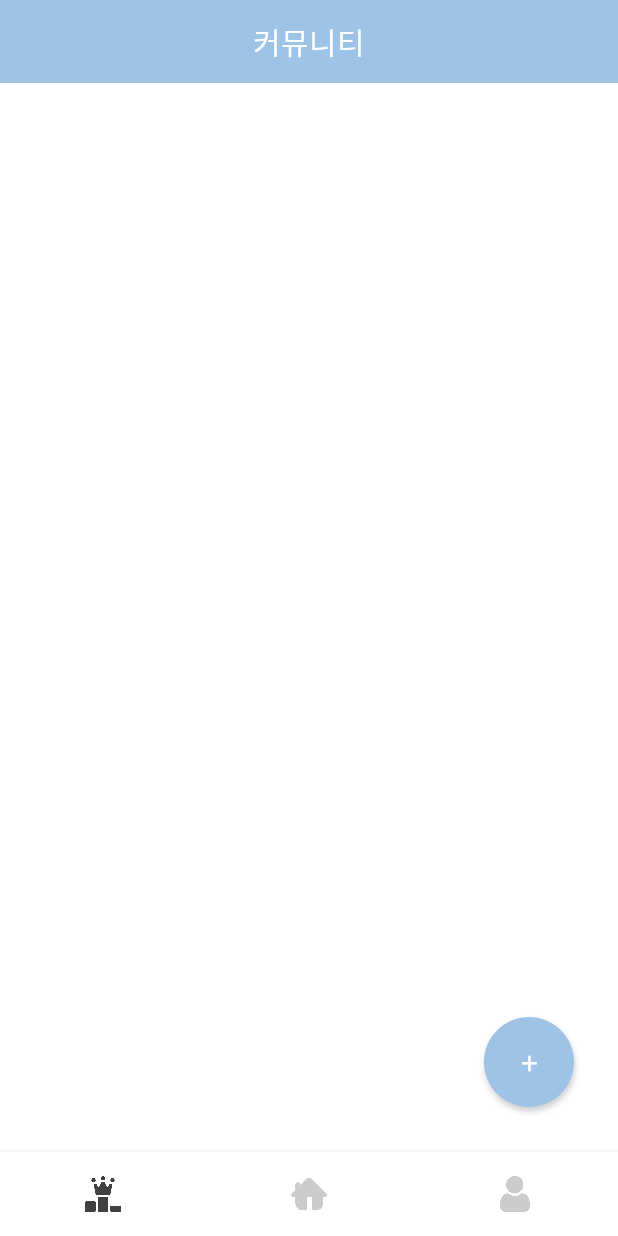
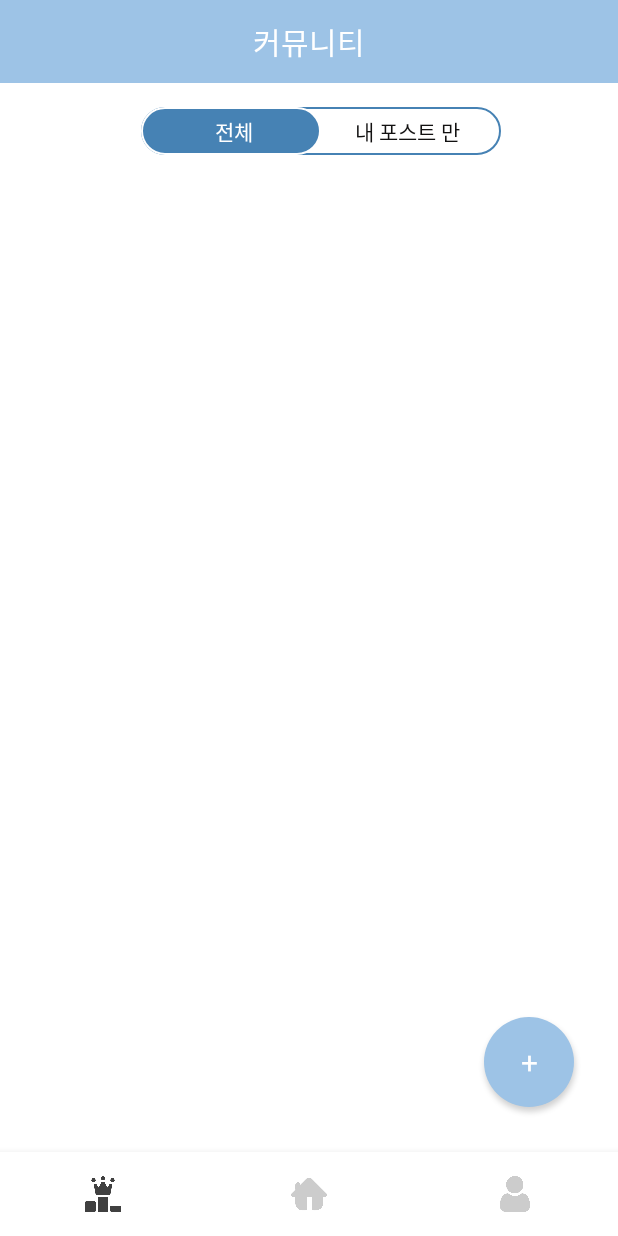
Before and after one commit to shinyeeun789/android-project, an Android app: the fragment FragmentHome placed in its activity, on a phone screen of 412 x 824 dp. Run offline under Robolectric (Android 15) with nearby library versions, the phone set to English and light mode, and no system bars; our stand-ins replace CircleImageView, Firebase (no records; nobody signed in at launch, a user with empty details on screens opened directly); libraries missing offline, so code that uses them is left out: org.parceler; pictures from the network do not load.

Commit message:
내 포스트, 모든 포스트 보기 처리

```diff
--- a/app/src/main/java/com/inhatc/mobile_project/ui/FragmentHome.java
+++ b/app/src/main/java/com/inhatc/mobile_project/ui/FragmentHome.java
@@ -1,15 +1,20 @@
 package com.inhatc.mobile_project.ui;
 
 import android.content.Intent;
+import android.graphics.Color;
 import android.os.Bundle;
+import android.os.Handler;
+import android.os.Message;
 import android.util.Log;
 import android.view.LayoutInflater;
 import android.view.View;
 import android.view.ViewGroup;
 import android.widget.Button;
+import android.widget.TextView;
 
 import androidx.annotation.NonNull;
 import androidx.annotation.Nullable;
+import androidx.core.content.ContextCompat;
 import androidx.fragment.app.Fragment;
 import androidx.recyclerview.widget.LinearLayoutManager;
 import androidx.recyclerview.widget.RecyclerView;
@@ -41,11 +46,18 @@ import java.util.ArrayList;
 import java.util.Collection;
 import java.util.Collections;
 
+import static com.inhatc.mobile_project.R.drawable.material_cursor_drawable;
+import static com.inhatc.mobile_project.R.drawable.select_background;
+import static com.inhatc.mobile_project.R.drawable.unselect_background;
+
 public class FragmentHome extends Fragment implements View.OnClickListener {
     final String TAG = "FragementHome";
 
+
     private Button btnGoWrite;
     private MemberInfo userInfo = new MemberInfo();
+
+    private FirebaseUser user;
     private FirebaseDatabase pDatabase;
     private PostAdapter pAdapter;
     private DatabaseReference databaseReference;
@@ -54,74 +66,89 @@ public class FragmentHome extends Fragment implements View.OnClickListener {
     private RecyclerView pRv_posts;
     private ArrayList<Post> postarray;
 
+    private TextView btn_allpost, btn_mypot;
+
+    private boolean isAllPost = true;
+
+    Handler handler = new Handler();
+    class handler extends Handler{
+        @Override
+        public void handleMessage(@NonNull Message msg) {
+            super.handleMessage(msg);
+            Log.e("handle", "handle");
+            showUI();
+
+        }
+    }
+
 
     @Nullable
     @Override
     public View onCreateView(@NonNull LayoutInflater inflater, @Nullable ViewGroup container, @Nullable Bundle savedInstanceState) {
         View view = inflater.inflate(R.layout.fragment_home, container, false);
 
+        //사용자 정보있는 번들 값 가져오기(userInfo)
         bundle = getArguments();
         if(bundle != null){
             Object value = Parcels.unwrap(bundle.getParcelable("userInfoData"));
             userInfo = (MemberInfo) value;
         }
-        FirebaseUser user = FirebaseAuth.getInstance().getCurrentUser();
-        FirebaseFirestore db = FirebaseFirestore.getInstance();
-        DocumentReference docRef =  db.collection("users").document(user.getUid());
-//        docRef.addSnapshotListener(new EventListener<DocumentSnapshot>() {
-//            @Override
-//            public void onEvent(@Nullable DocumentSnapshot snapshot, @Nullable FirebaseFirestoreException error) {
-//                if(error != null){
-//                    Log.w(TAG, "Listen failed.", error);
-//                    return;
-//                }
-//
-//                String source = snapshot != null && snapshot.getMetadata().hasPendingWrites() ? "Local" : "Server";
-//                if(snapshot != null && snapshot.exists()){
-//                    Log.d(TAG, source + "data: " +snapshot.getData());
-//                    userName = snapshot.getString("name");
-//                    userPrfile = snapshot.getString("profimageURL");
-//
-//                }else {
-//                    Log.d(TAG, source + " data: null");
-//                }
-//
-//            }
-//
-//        });
+        user = FirebaseAuth.getInstance().getCurrentUser();//현재 사용자 가져오기
+
+        btnGoWrite = (Button) view.findViewById(R.id.btnGoWrite);
+        btn_allpost = view.findViewById(R.id.btn_allpost);
+        btn_mypot = view.findViewById(R.id.btn_mypot);
+
+        btnGoWrite.setOnClickListener(this);
+        btn_allpost.setOnClickListener(this);
+        btn_mypot.setOnClickListener(this);
+
+        pRv_posts = (RecyclerView) view.findViewById(R.id.homeRecyclerView);
+        showUI();
 
 
-//        docRef.get().addOnSuccessListener(new OnSuccessListener<DocumentSnapshot>() {
-//            @Override
-//            public void onSuccess(DocumentSnapshot documentSnapshot) {
-//
-//                if(userInfo.getProfimageURL() != null){
-//                    userInfo = documentSnapshot.toObject(MemberInfo.class);
-//                    bundle.putParcelable("userInfoData", Parcels.wrap(userInfo));
-//                }
-//
-//
-//            }
-//        });
+        return view;
+    }
 
-        btnGoWrite = (Button) view.findViewById(R.id.btnGoWrite);
-        btnGoWrite.setOnClickListener(this);
+    @Override
+    public void onClick(View v) {
+        switch(v.getId()) {
+            case R.id.btnGoWrite:
+                Intent intentWrite = new Intent(getActivity(), WriteActivity.class);;
+                intentWrite.putExtra("userInfoData",bundle);
+                startActivity(intentWrite);
+                break;
+            case R.id.btn_allpost:
+                isAllPost = true;
+                custeomBtn();
+                break;
+            case R.id.btn_mypot:
+                isAllPost = false;
+                custeomBtn();
+                break;
+        }
+    }
 
-        pRv_posts = (RecyclerView) view.findViewById(R.id.homeRecyclerView);
-
-
-
+    private void showUI() {
         pRv_posts.setHasFixedSize(true);// 리사이클러뷰 기존성능 강화
         RecyclerView.LayoutManager layoutManager = new LinearLayoutManager(getContext());
         pRv_posts.setLayoutManager(layoutManager);
         postarray = new ArrayList<>();//post 객체 담을 어레이 리스트 (어댑터 쪽으로)
 
         pDatabase = FirebaseDatabase.getInstance();// 파이어베이스 데이터베이스 연동
-        databaseReference = pDatabase.getReference("posts"); // DB 테이블 연결
+
+        if(isAllPost){
+            databaseReference = pDatabase.getReference("posts"); // DB 테이블 연결
+        }else{
+            databaseReference = pDatabase.getReference("user-posts").child(user.getUid()); // DB 테이블 연결
+        }
+
+
 
         pAdapter = new PostAdapter(postarray, getContext());
         pRv_posts.setAdapter(pAdapter); //리사이클 뷰에 어댑터 연결
 
+        //데이터변경 있을때마다
         ValueEventListener postListener = new ValueEventListener() {
             @Override
             public void onDataChange(DataSnapshot dataSnapshot) {
@@ -131,8 +158,8 @@ public class FragmentHome extends Fragment implements View.OnClickListener {
                     Post post = snapshot.getValue(Post.class); // Post 객체에 데이터 담기
                     postarray.add(post);
                 }
-                Collections.reverse(postarray);
-                pAdapter.setItem(postarray);
+                Collections.reverse(postarray);//postarray 순서 변경
+                pAdapter.setItem(postarray);//어댑터에 post객체 어레이 set
 
             }
 
@@ -144,60 +171,25 @@ public class FragmentHome extends Fragment implements View.OnClickListener {
         };
         databaseReference.addValueEventListener(postListener);
 
+    }
 
-//        databaseReference.addListenerForSingleValueEvent(new ValueEventListener() {
-//            @Override
-//            public void onDataChange(@NonNull DataSnapshot datasnapshot) {
-//                postarray.clear();
-//                for (DataSnapshot snapshot : datasnapshot.getChildren()){// 반복문으로 데이터 List를 추출해냄
-//                    Post post = snapshot.getValue(Post.class); // Post 객체에 데이터 담기
-//                    postarray.add(post);
-//                }
-//                //pAdapter.notifyDataSetChanged();// 리스트 저장 및 새로 고침해야 반영이 됨
-//                pAdapter.setItem(postarray);
-//            }
-//
-//            @Override
-//            public void onCancelled(@NonNull DatabaseError error) {
-//                Log.e("FramentHome", String.valueOf(error.toException()));// 디비 에러
-//            }
-//        });
-//        pAdapter = new PostAdapter(postarray, getContext());
-//        mRv_posts.setAdapter(pAdapter); //리사이클 뷰에 어댑터 연결
+    private void custeomBtn() {
+        if(isAllPost){
+            btn_allpost.setBackground(ContextCompat.getDrawable(getContext(), select_background));
+            btn_allpost.setTextColor(Color.parseColor("#FFFFFF"));
+
+            btn_mypot.setBackground(ContextCompat.getDrawable(getContext(), unselect_background));
+            btn_mypot.setTextColor(Color.parseColor("#000000"));
+        }else {
+            btn_mypot.setBackground(ContextCompat.getDrawable(getContext(), select_background));
+            btn_mypot.setTextColor(Color.parseColor("#FFFFFF"));
+
+            btn_allpost.setBackground(ContextCompat.getDrawable(getContext(), unselect_background));
+            btn_allpost.setTextColor(Color.parseColor("#000000"));
+        }
+
+        showUI();
+    }
 
 
-
-        return view;
-    }
-
-    @Override
-    public void onClick(View v) {
-        switch(v.getId()) {
-            case R.id.btnGoWrite:
-                Intent intentWrite = new Intent(getActivity(), WriteActivity.class);
-//                intentWrite.putExtra("userName", userName);
-//                intentWrite.putExtra("userProfile", userPrfile);
-                intentWrite.putExtra("userInfoData",bundle);
-                startActivity(intentWrite);
-                break;
-        }
-    }
-
-    private void addPostEventListener(DatabaseReference mPostReference){
-        ValueEventListener postListener = new ValueEventListener() {
-            @Override
-            public void onDataChange(DataSnapshot dataSnapshot) {
-                // Get Post object and use the values to update the UI
-                Post post = dataSnapshot.getValue(Post.class);
-                // ..
-            }
-
-            @Override
-            public void onCancelled(DatabaseError databaseError) {
-                // Getting Post failed, log a message
-                Log.w("TAG", "loadPost:onCancelled", databaseError.toException());
-            }
-        };
-        mPostReference.addValueEventListener(postListener);
-    }
 }
--- a/app/src/main/java/com/inhatc/mobile_project/ui/ProfileUpdateActivity.java
+++ b/app/src/main/java/com/inhatc/mobile_project/ui/ProfileUpdateActivity.java
@@ -221,7 +221,6 @@ public class ProfileUpdateActivity extends AppCompatActivity {
         if(strname.length() > 0 && strphoneNum.length() > 0 && strbirthDay.length() > 0){
             if(strphoneNum.charAt(3) == '-' && strphoneNum.charAt(8) == '-'){
                 if(strbirthDay.charAt(4) == '.' && strbirthDay.charAt(7) == '.'){
-
                     // Access a Cloud Firestore instance from your Activity
                     FirebaseFirestore db = FirebaseFirestore.getInstance();
                     //데이터 베이스에 회원정보 넣어주기
--- a/app/src/main/java/com/inhatc/mobile_project/ui/WriteActivity.java
+++ b/app/src/main/java/com/inhatc/mobile_project/ui/WriteActivity.java
@@ -109,7 +109,7 @@ public class WriteActivity extends AppCompatActivity implements View.OnClickList
         txtcontent = findViewById(R.id.insertContent);
         btnAddPost = findViewById(R.id.insertBtn);
         postimage = findViewById(R.id.insertImg);
-        etTilte = findViewById(R.id.EtTitle);
+        //etTilte = findViewById(R.id.EtTitle);
 
         btnAddPost.setOnClickListener(this);
         postimage.setOnClickListener(this);
--- /dev/null
+++ b/app/src/main/res/drawable-v24/unselect_background.xml
@@ -0,0 +1,6 @@
+<?xml version="1.0" encoding="utf-8"?>
+<shape xmlns:android="http://schemas.android.com/apk/res/android">
+    <solid android:color="@android:color/transparent"/>
+    <corners android:radius="15dp"/>
+
+</shape>
--- /dev/null
+++ b/app/src/main/res/drawable/item_bg_outline.xml
@@ -0,0 +1,6 @@
+<?xml version="1.0" encoding="utf-8"?>
+<shape xmlns:android="http://schemas.android.com/apk/res/android">
+    <solid android:color="@android:color/transparent"/>
+    <corners android:radius="15dp"/>
+    <stroke android:width="1dp" android:color="#4682B4"/>
+</shape>
--- /dev/null
+++ b/app/src/main/res/drawable/select_background.xml
@@ -0,0 +1,6 @@
+<?xml version="1.0" encoding="utf-8"?>
+<shape xmlns:android="http://schemas.android.com/apk/res/android">
+    <solid android:color="#4682B4"/>
+    <corners android:radius="15dp"/>
+    <stroke android:width="1dp" android:color="#fff"/>
+</shape>
--- a/app/src/main/res/layout/fragment_home.xml
+++ b/app/src/main/res/layout/fragment_home.xml
@@ -11,6 +11,7 @@
         android:layout_height="match_parent"
         android:orientation="vertical">
 
+
         <TextView
             android:id="@+id/textView"
             android:layout_width="match_parent"
@@ -21,6 +22,54 @@
             android:text="커뮤니티"
             android:textColor="@color/white"
             android:textSize="20dp" />
+
+        <LinearLayout
+            android:id="@+id/xmlLinear"
+            android:layout_width="wrap_content"
+            android:layout_height="wrap_content"
+            android:layout_gravity="center"
+            android:layout_marginStart="8dp"
+            android:layout_marginLeft="8dp"
+            android:layout_marginTop="16dp"
+            android:background="@drawable/item_bg_outline"
+            app:layout_constraintEnd_toEndOf="parent"
+            app:layout_constraintStart_toStartOf="parent"
+            app:layout_constraintTop_toBottomOf="@+id/method1TV">
+
+            <TextView
+                android:id="@+id/btn_allpost"
+                android:layout_width="120dp"
+                android:layout_height="match_parent"
+                android:layout_gravity="center"
+                android:gravity="center"
+                android:text="전체"
+                android:textColor="#fff"
+                android:textSize="14dp"
+                android:background="@drawable/select_background"
+                tools:ignore="RtlSymmetry"
+                android:paddingTop="5dp"
+                android:paddingStart="20dp"
+                android:paddingEnd="15dp"
+                android:paddingBottom="5dp"
+                android:paddingLeft="15dp" android:paddingRight="10dp" />
+
+            <TextView
+                android:id="@+id/btn_mypot"
+                android:layout_width="120dp"
+                android:layout_height="match_parent"
+                android:paddingStart="15dp"
+                android:paddingTop="5dp"
+                android:paddingEnd="20dp"
+                android:paddingBottom="5dp"
+                android:gravity="center"
+                android:text="내 포스트 만"
+                android:textColor="#121111"
+                android:background="@drawable/unselect_background"
+                android:textSize="14dp"
+                android:paddingLeft="10dp"
+                android:paddingRight="15dp" />
+        </LinearLayout>
+
 
         <androidx.recyclerview.widget.RecyclerView
             android:id="@+id/homeRecyclerView"
```
Also changed, not shown: app/src/main/res/layout/activity_write.xml (+2 -15 lines).
